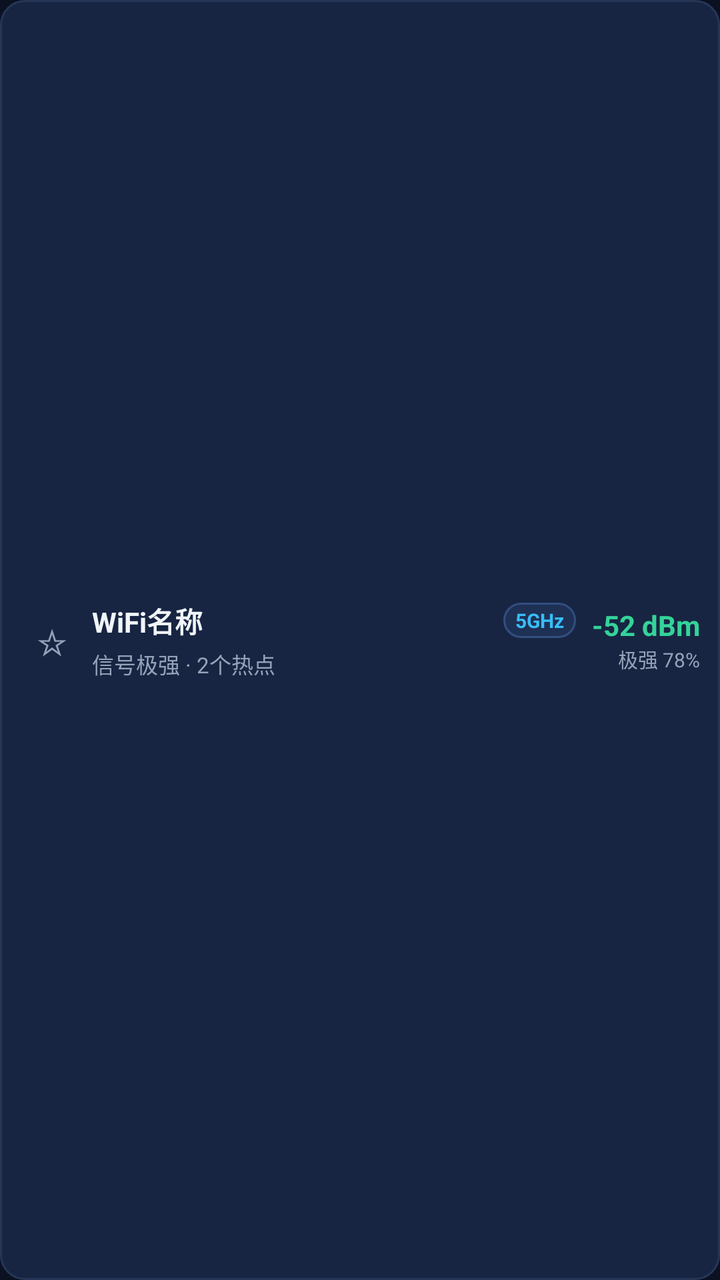
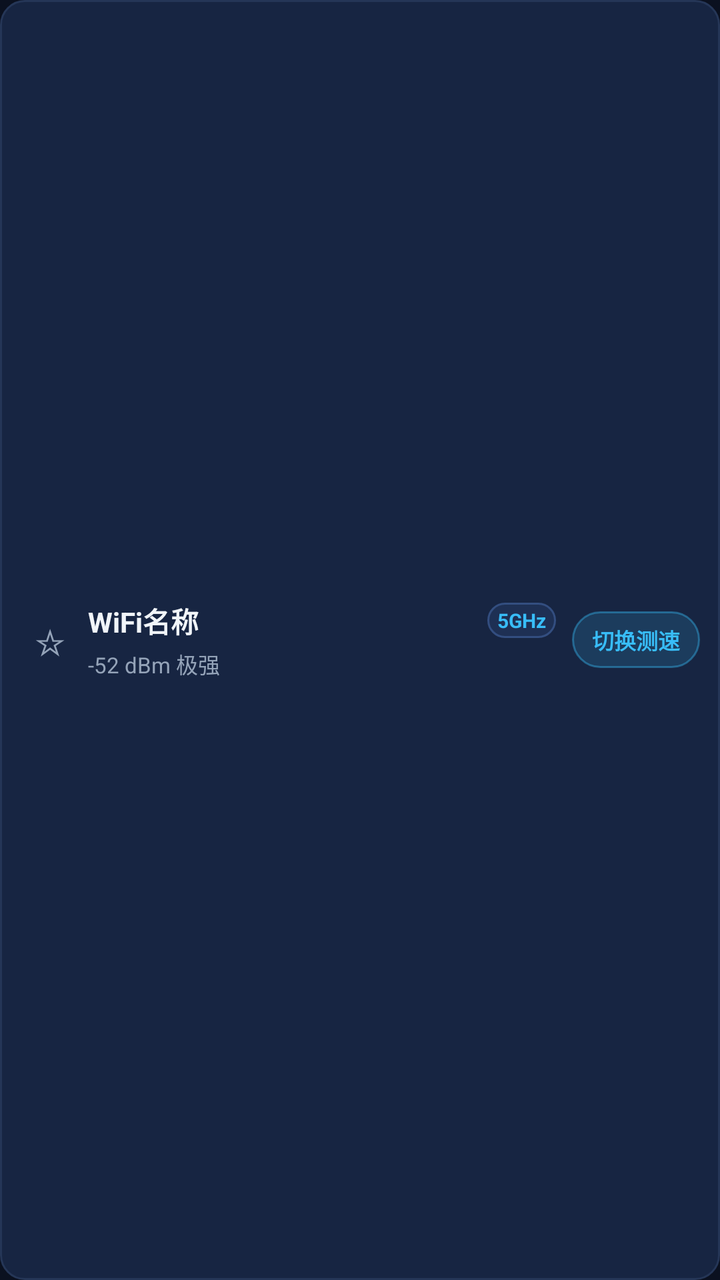

Before-and-after screenshots of an Android layout around one commit, followed by the original layout XML and the change that was made.
<!-- AndroidManifest.xml: application theme Theme.WifiScout -->
<!-- res/layout/item_scanned_wifi.xml -->
<?xml version="1.0" encoding="utf-8"?>
<LinearLayout xmlns:android="http://schemas.android.com/apk/res/android"
    android:layout_width="match_parent"
    android:layout_height="wrap_content"
    android:layout_marginBottom="7dp"
    android:background="@drawable/bg_tile"
    android:gravity="center_vertical"
    android:orientation="horizontal"
    android:padding="10dp">

    <TextView
        android:id="@+id/btnScanStar"
        android:layout_width="32dp"
        android:layout_height="32dp"
        android:gravity="center"
        android:text="☆"
        android:textColor="@color/text_muted"
        android:textSize="18sp" />

    <LinearLayout
        android:layout_width="0dp"
        android:layout_height="wrap_content"
        android:layout_marginStart="4dp"
        android:layout_weight="1"
        android:orientation="vertical">

        <LinearLayout
            android:layout_width="match_parent"
            android:layout_height="wrap_content"
            android:gravity="center_vertical"
            android:orientation="horizontal">

            <TextView
                android:id="@+id/tvScanSsid"
                android:layout_width="0dp"
                android:layout_height="wrap_content"
                android:layout_weight="1"
                android:ellipsize="end"
                android:maxLines="1"
                android:text="WiFi名称"
                android:textColor="@color/text_primary"
                android:textSize="14sp"
                android:textStyle="bold" />

            <TextView
                android:id="@+id/tvScanBand"
                android:layout_width="wrap_content"
                android:layout_height="wrap_content"
                android:layout_marginStart="6dp"
                android:background="@drawable/bg_btn_secondary"
                android:paddingHorizontal="6dp"
                android:paddingVertical="2dp"
                android:text="5GHz"
                android:textColor="@color/accent_sky"
                android:textSize="10sp"
                android:textStyle="bold" />
        </LinearLayout>

        <TextView
            android:id="@+id/tvScanSub"
            android:layout_width="match_parent"
            android:layout_height="wrap_content"
            android:layout_marginTop="3dp"
            android:text="信号极强 · 2个热点"
            android:textColor="@color/text_muted"
            android:textSize="11sp" />
    </LinearLayout>

    <LinearLayout
        android:layout_width="wrap_content"
        android:layout_height="wrap_content"
        android:layout_marginStart="8dp"
        android:gravity="end"
        android:orientation="vertical">

        <TextView
            android:id="@+id/tvScanRssi"
            android:layout_width="wrap_content"
            android:layout_height="wrap_content"
            android:text="-52 dBm"
            android:textColor="@color/accent_green"
            android:textSize="14sp"
            android:textStyle="bold" />

        <TextView
            android:id="@+id/tvScanQuality"
            android:layout_width="wrap_content"
            android:layout_height="wrap_content"
            android:text="极强 78%"
            android:textColor="@color/text_muted"
            android:textSize="10sp" />
    </LinearLayout>
</LinearLayout>
<!-- resources referenced by this layout -->
<resources>
  <color name="accent_green">#34D399</color>
  <color name="accent_sky">#38BDF8</color>
  <color name="text_muted">#94A3B8</color>
  <color name="text_primary">#F1F5F9</color>
  <!-- drawable bg_btn_secondary (drawable) -->
  <?xml version="1.0" encoding="utf-8"?>
  <shape xmlns:android="http://schemas.android.com/apk/res/android" android:shape="rectangle">
      <solid android:color="#1E3054" />
      <stroke android:width="1dp" android:color="#334E80" />
      <corners android:radius="11dp" />
  </shape>
  <!-- drawable bg_tile (drawable) -->
  <?xml version="1.0" encoding="utf-8"?>
  <shape xmlns:android="http://schemas.android.com/apk/res/android" android:shape="rectangle">
      <solid android:color="@color/bg_elev" />
      <stroke android:width="1dp" android:color="@color/border_subtle" />
      <corners android:radius="12dp" />
  </shape>
  <style name="Theme.WifiScout" parent="Theme.Material3.Dark.NoActionBar">
          <item name="android:statusBarColor">@color/bg_dark</item>
          <item name="android:navigationBarColor">@color/bg_dark</item>
          <item name="android:windowBackground">@color/bg_dark</item>
          <item name="colorPrimary">@color/accent_sky</item>
          <item name="colorSecondary">@color/accent_green</item>
      </style>
  <color name="bg_elev">#172542</color>
  <color name="border_subtle">#253657</color>
  <color name="bg_dark">#0B1120</color>
</resources>

<!-- the commit's change to res/layout/item_scanned_wifi.xml (unified diff, before → after) -->
@@ -10,8 +10,8 @@
 
     <TextView
         android:id="@+id/btnScanStar"
-        android:layout_width="32dp"
-        android:layout_height="32dp"
+        android:layout_width="30dp"
+        android:layout_height="30dp"
         android:gravity="center"
         android:text="☆"
         android:textColor="@color/text_muted"
@@ -46,9 +46,9 @@
                 android:id="@+id/tvScanBand"
                 android:layout_width="wrap_content"
                 android:layout_height="wrap_content"
-                android:layout_marginStart="6dp"
+                android:layout_marginStart="5dp"
                 android:background="@drawable/bg_btn_secondary"
-                android:paddingHorizontal="6dp"
+                android:paddingHorizontal="5dp"
                 android:paddingVertical="2dp"
                 android:text="5GHz"
                 android:textColor="@color/accent_sky"
@@ -61,33 +61,21 @@
             android:layout_width="match_parent"
             android:layout_height="wrap_content"
             android:layout_marginTop="3dp"
-            android:text="信号极强 · 2个热点"
+            android:text="-52 dBm 极强"
             android:textColor="@color/text_muted"
             android:textSize="11sp" />
     </LinearLayout>
 
-    <LinearLayout
+    <TextView
+        android:id="@+id/tvScanAction"
         android:layout_width="wrap_content"
         android:layout_height="wrap_content"
         android:layout_marginStart="8dp"
-        android:gravity="end"
-        android:orientation="vertical">
-
-        <TextView
-            android:id="@+id/tvScanRssi"
-            android:layout_width="wrap_content"
-            android:layout_height="wrap_content"
-            android:text="-52 dBm"
-            android:textColor="@color/accent_green"
-            android:textSize="14sp"
-            android:textStyle="bold" />
-
-        <TextView
-            android:id="@+id/tvScanQuality"
-            android:layout_width="wrap_content"
-            android:layout_height="wrap_content"
-            android:text="极强 78%"
-            android:textColor="@color/text_muted"
-            android:textSize="10sp" />
-    </LinearLayout>
+        android:background="@drawable/bg_badge_blue"
+        android:paddingHorizontal="10dp"
+        android:paddingVertical="6dp"
+        android:text="切换测速"
+        android:textColor="@color/accent_sky"
+        android:textSize="11sp"
+        android:textStyle="bold" />
 </LinearLayout>
<!-- resource entries referenced after the edit -->
@@ -4,6 +4,13 @@
   <color name="accent_sky">#38BDF8</color>
   <color name="text_muted">#94A3B8</color>
   <color name="text_primary">#F1F5F9</color>
+  <!-- drawable bg_badge_blue (drawable) -->
+  <?xml version="1.0" encoding="utf-8"?>
+  <shape xmlns:android="http://schemas.android.com/apk/res/android" android:shape="rectangle">
+      <solid android:color="#2638BDF8" />
+      <stroke android:width="1dp" android:color="#6638BDF8" />
+      <corners android:radius="999dp" />
+  </shape>
   <!-- drawable bg_btn_secondary (drawable) -->
   <?xml version="1.0" encoding="utf-8"?>
   <shape xmlns:android="http://schemas.android.com/apk/res/android" android:shape="rectangle">
